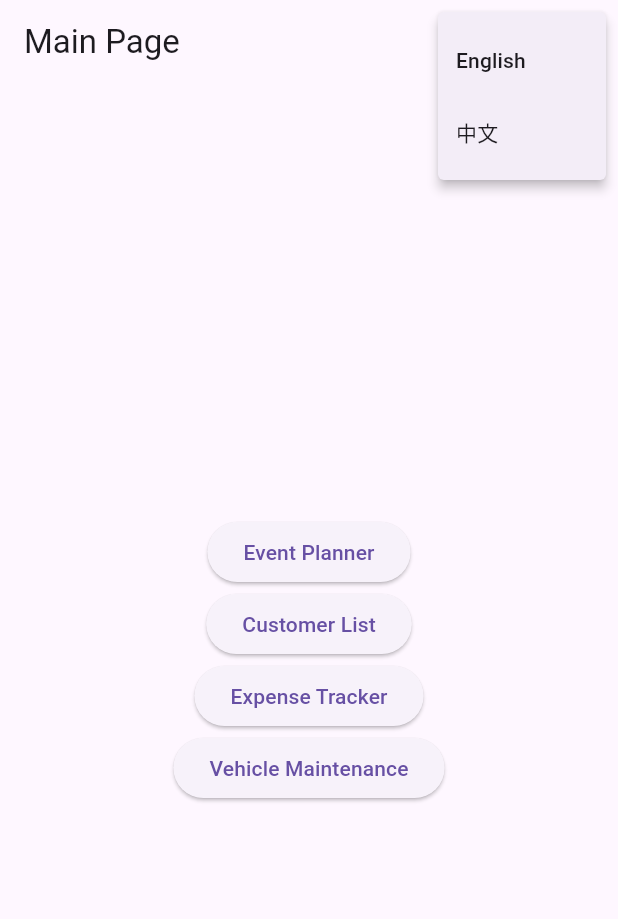
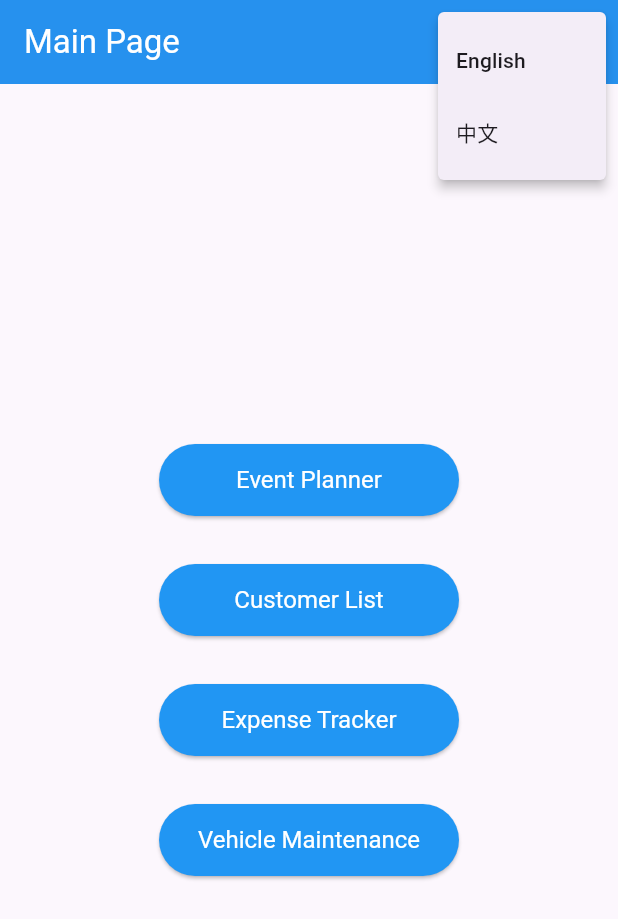
Before and after one commit to Jack199407/final_project, a Flutter app: the screen it shows after launch, after a tap on the "language" icon, on a phone screen of 412 x 824 dp. Shown: the top 919 px of the screen. Run offline on Flutter 3.47's test engine with Material 3 defaults, Android fonts, the phone set to English and light mode, and no system bars; our stand-ins replace shared_preferences, sqflite, sqflite_common_ffi; accounts and stored records are empty.

Commit message:
Add UI styling and dartdoc comments to main and event pages

```diff
--- a/lib/main.dart
+++ b/lib/main.dart
@@ -8,11 +8,14 @@ import 'pages/event/event_list_page.dart';
 import 'pages/customer/customer_list_page.dart';
 import 'pages/expense/expense_list_page.dart';
 import 'pages/vehicle/maintenance_list_page.dart';
+import 'widgets/app_ui.dart';
 
-// language change
+/// Global locale controller for switching app language dynamically.
 final ValueNotifier<Locale> localeNotifier = ValueNotifier(const Locale('en'));
 
+/// Entry point of the application.
 void main() {
+  // Initialize SQLite for desktop platforms.
   if (defaultTargetPlatform == TargetPlatform.windows ||
       defaultTargetPlatform == TargetPlatform.linux ||
       defaultTargetPlatform == TargetPlatform.macOS) {
@@ -23,9 +26,11 @@ void main() {
   runApp(const MyApp());
 }
 
+/// Root widget of the application.
 class MyApp extends StatelessWidget {
   const MyApp({Key? key}) : super(key: key);
 
+  /// Builds the MaterialApp with localization and theme support.
   @override
   Widget build(BuildContext context) {
     return ValueListenableBuilder<Locale>(
@@ -33,7 +38,7 @@ class MyApp extends StatelessWidget {
       builder: (context, locale, _) {
         return MaterialApp(
           title: 'Group Project App',
-          theme: ThemeData(primarySwatch: Colors.blue),
+          theme: AppUI.theme(),
           debugShowCheckedModeBanner: false,
           home: const MainPage(),
           locale: locale,
@@ -61,9 +66,11 @@ class MyApp extends StatelessWidget {
   }
 }
 
+/// Main dashboard page providing access to the different modules.
 class MainPage extends StatelessWidget {
   const MainPage({Key? key}) : super(key: key);
 
+  /// Builds the UI for the main navigation page.
   @override
   Widget build(BuildContext context) {
     final loc = AppLocalizations.of(context);
@@ -81,9 +88,9 @@ class MainPage extends StatelessWidget {
                 localeNotifier.value = const Locale('zh');
               }
             },
-            itemBuilder: (context) => [
-              const PopupMenuItem(value: 'en', child: Text('English')),
-              const PopupMenuItem(value: 'zh', child: Text('中文')),
+            itemBuilder: (context) => const [
+              PopupMenuItem(value: 'en', child: Text('English')),
+              PopupMenuItem(value: 'zh', child: Text('中文')),
             ],
           ),
         ],
@@ -93,41 +100,47 @@ class MainPage extends StatelessWidget {
           child: Column(
             mainAxisAlignment: MainAxisAlignment.center,
             children: [
-              ElevatedButton(
+              AppUI.buildButton(
+                label: loc.translate('eventPlanner'),
                 onPressed: () {
                   Navigator.push(
                     context,
                     MaterialPageRoute(builder: (context) => const EventListPage()),
                   );
                 },
-                child: Text(loc.translate('eventPlanner')),
               ),
-              ElevatedButton(
+              const SizedBox(height: 16),
+
+              AppUI.buildButton(
+                label: loc.translate('customerList'),
                 onPressed: () {
                   Navigator.push(
                     context,
                     MaterialPageRoute(builder: (context) => const CustomerListPage()),
                   );
                 },
-                child: Text(loc.translate('customerList')),
               ),
-              ElevatedButton(
+              const SizedBox(height: 16),
+
+              AppUI.buildButton(
+                label: loc.translate('expenseTracker'),
                 onPressed: () {
                   Navigator.push(
                     context,
                     MaterialPageRoute(builder: (context) => const ExpenseListPage()),
                   );
                 },
-                child: Text(loc.translate('expenseTracker')),
               ),
-              ElevatedButton(
+              const SizedBox(height: 16),
+
+              AppUI.buildButton(
+                label: loc.translate('vehicleMaintenance'),
                 onPressed: () {
                   Navigator.push(
                     context,
                     MaterialPageRoute(builder: (context) => const MaintenanceListPage()),
                   );
                 },
-                child: Text(loc.translate('vehicleMaintenance')),
               ),
             ],
           ),
--- a/lib/pages/event/event_form_page.dart
+++ b/lib/pages/event/event_form_page.dart
@@ -1,11 +1,16 @@
 import 'package:flutter/material.dart';
 import 'package:shared_preferences/shared_preferences.dart';
 import '../../../database/database_helper.dart';
-import '../../localization/app_localizations.dart'; // localization
+import '../../localization/app_localizations.dart';
+import '../../widgets/app_ui.dart';
 
+/// A page to create or edit an event.
+/// If [event] is provided, the form is in edit mode.
 class EventFormPage extends StatefulWidget {
   final Map<String, dynamic>? event;
 
+  /// Constructor for [EventFormPage].
+  /// If [event] is provided, the form is pre-filled for editing.
   const EventFormPage({Key? key, this.event}) : super(key: key);
 
   @override
@@ -21,6 +26,7 @@ class _EventFormPageState extends State<EventFormPage> {
   late TextEditingController _locationController;
   late TextEditingController _descriptionController;
 
+  /// Whether the form is in edit mode (based on presence of [widget.event]).
   bool get _isEditMode => widget.event != null;
 
   @override
@@ -32,11 +38,13 @@ class _EventFormPageState extends State<EventFormPage> {
     _locationController = TextEditingController(text: widget.event?['location'] ?? '');
     _descriptionController = TextEditingController(text: widget.event?['description'] ?? '');
 
+    // Prompt user to copy the last saved event if in create mode.
     if (!_isEditMode) {
       _askToCopyLastEvent();
     }
   }
 
+  /// Shows a dialog asking if the user wants to copy the last saved event.
   Future<void> _askToCopyLastEvent() async {
     final prefs = await SharedPreferences.getInstance();
     final savedName = prefs.getString('lastEvent_name') ?? '';
@@ -76,6 +84,7 @@ class _EventFormPageState extends State<EventFormPage> {
     );
   }
 
+  /// Saves the event data to shared preferences.
   Future<void> _saveEventToPrefs(Map<String, dynamic> eventData) async {
     final prefs = await SharedPreferences.getInstance();
     await prefs.setString('lastEvent_name', eventData['name'] ?? '');
@@ -85,6 +94,7 @@ class _EventFormPageState extends State<EventFormPage> {
     await prefs.setString('lastEvent_description', eventData['description'] ?? '');
   }
 
+  /// Handles saving the form data to the database.
   Future<void> _onSubmit() async {
     final loc = AppLocalizations.of(context);
 
@@ -115,6 +125,7 @@ class _EventFormPageState extends State<EventFormPage> {
     }
   }
 
+  /// Handles deleting the current event from the database.
   Future<void> _onDelete() async {
     if (!_isEditMode) return;
     final loc = AppLocalizations.of(context);
@@ -129,9 +140,12 @@ class _EventFormPageState extends State<EventFormPage> {
   @override
   Widget build(BuildContext context) {
     final loc = AppLocalizations.of(context);
+
     return Scaffold(
-      appBar: AppBar(
-        title: Text(_isEditMode ? loc.translate('editEvent') : loc.translate('newEvent')),
+      appBar: AppUI.buildAppBar(
+        title: _isEditMode
+            ? loc.translate('editEvent')
+            : loc.translate('newEvent'),
       ),
       body: SingleChildScrollView(
         padding: const EdgeInsets.all(16.0),
@@ -171,16 +185,14 @@ class _EventFormPageState extends State<EventFormPage> {
                     value == null || value.isEmpty ? loc.translate('descriptionRequired') : null,
               ),
               const SizedBox(height: 20),
-              ElevatedButton(
+              AppUI.buildButton(
+                label: _isEditMode ? loc.translate('updateEvent') : loc.translate('createEvent'),
                 onPressed: _onSubmit,
-                child: Text(_isEditMode
-                    ? loc.translate('updateEvent')
-                    : loc.translate('createEvent')),
               ),
               if (_isEditMode)
-                OutlinedButton(
+                AppUI.buildOutlinedButton(
+                  label: loc.translate('deleteEvent'),
                   onPressed: _onDelete,
-                  child: Text(loc.translate('deleteEvent')),
                 ),
             ],
           ),
--- /dev/null
+++ b/lib/widgets/app_ui.dart
@@ -0,0 +1,100 @@
+import 'package:flutter/material.dart';
+
+/// A utility class for building consistent UI components and theme across the app.
+class AppUI {
+  /// Builds a customizable [AppBar] with optional [actions] and [bottom] widget.
+  ///
+  /// - [title]: The title text shown in the AppBar.
+  /// - [actions]: Optional list of widgets displayed at the end of the AppBar.
+  /// - [bottom]: Optional widget displayed at the bottom of the AppBar (e.g., TabBar).
+  static AppBar buildAppBar({
+    required String title,
+    List<Widget>? actions,
+    PreferredSizeWidget? bottom,
+  }) {
+    return AppBar(
+      title: Text(title),
+      centerTitle: false,
+      actions: actions,
+      bottom: bottom,
+    );
+  }
+
+  /// Builds a styled [ElevatedButton] with default padding and size.
+  ///
+  /// - [label]: The text displayed inside the button.
+  /// - [onPressed]: The callback triggered when the button is pressed.
+  static Widget buildButton({
+    required String label,
+    required VoidCallback onPressed,
+  }) {
+    return Padding(
+      padding: const EdgeInsets.symmetric(vertical: 8.0),
+      child: ElevatedButton(
+        onPressed: onPressed,
+        style: ElevatedButton.styleFrom(
+          minimumSize: const Size(200, 48),
+        ),
+        child: Text(label),
+      ),
+    );
+  }
+
+  /// Builds a styled [OutlinedButton] with default padding and size.
+  ///
+  /// - [label]: The text displayed inside the button.
+  /// - [onPressed]: The callback triggered when the button is pressed.
+  static Widget buildOutlinedButton({
+    required String label,
+    required VoidCallback onPressed,
+  }) {
+    return Padding(
+      padding: const EdgeInsets.symmetric(vertical: 8.0),
+      child: OutlinedButton(
+        onPressed: onPressed,
+        style: OutlinedButton.styleFrom(
+          minimumSize: const Size(200, 48),
+        ),
+        child: Text(label),
+      ),
+    );
+  }
+
+  /// Returns a [ThemeData] object that defines the app's overall appearance.
+  ///
+  /// This includes default colors, button styles, text styles, etc.
+  static ThemeData theme() {
+    return ThemeData(
+      primarySwatch: Colors.blue,
+      scaffoldBackgroundColor: const Color(0xFFFCF7FD),
+      textTheme: const TextTheme(
+        bodyMedium: TextStyle(color: Colors.black87, fontSize: 16),
+      ),
+      appBarTheme: const AppBarTheme(
+        backgroundColor: Colors.blue,
+        foregroundColor: Colors.white,
+        elevation: 2,
+      ),
+      elevatedButtonTheme: ElevatedButtonThemeData(
+        style: ElevatedButton.styleFrom(
+          backgroundColor: Colors.blue,
+          foregroundColor: Colors.white,
+          textStyle: const TextStyle(fontSize: 16),
+          shape: RoundedRectangleBorder(
+            borderRadius: BorderRadius.all(Radius.circular(24)),
+          ),
+        ),
+      ),
+      outlinedButtonTheme: OutlinedButtonThemeData(
+        style: OutlinedButton.styleFrom(
+          foregroundColor: Colors.blue,
+          textStyle: const TextStyle(fontSize: 16),
+          side: const BorderSide(color: Colors.blue),
+          shape: RoundedRectangleBorder(
+            borderRadius: BorderRadius.all(Radius.circular(24)),
+          ),
+        ),
+      ),
+    );
+  }
+}
```
Also changed, not shown: lib/pages/event/event_list_page.dart (+18 -3 lines).
